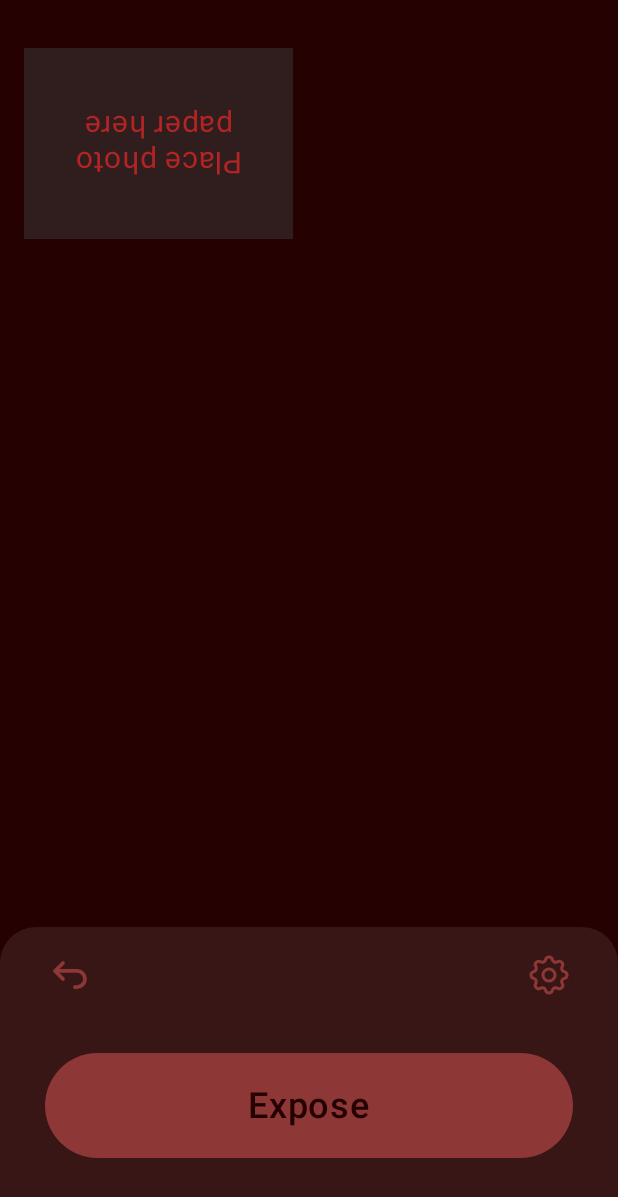
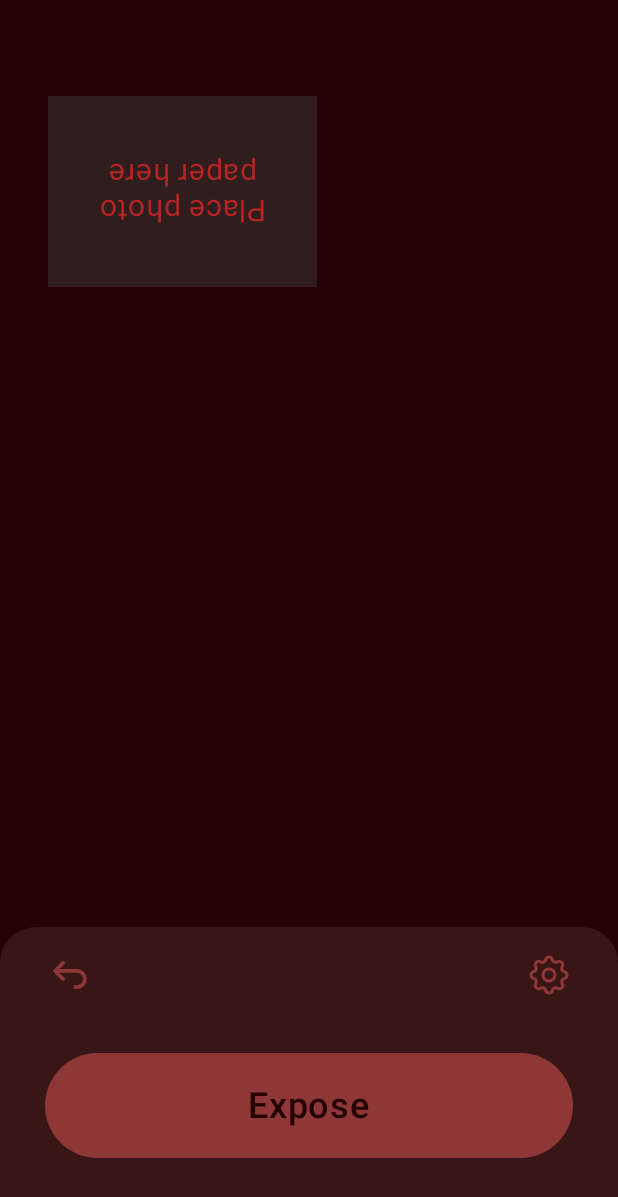
Before and after one commit to Jocey3/DOKA, an Android app built with Jetpack Compose: the ExposureScreen screen opened through its navigation route, on a phone screen of 412 x 824 dp. Shown: the top 1197 px of the screen. Run offline under Robolectric (Android 15) with nearby library versions, the phone set to English and light mode, and no system bars; our stand-ins replace Dagger/Hilt's generated code, constraintlayout-compose; network calls fail.

Commit message:
double margin top and sides, bottom increase size to middle of screen

```diff
--- a/app/src/main/java/com/dokaLocal/ui/screens/edit/EditScreen.kt
+++ b/app/src/main/java/com/dokaLocal/ui/screens/edit/EditScreen.kt
@@ -76,7 +76,7 @@ fun EditScreen(
                 top.linkTo(parent.top)
                 start.linkTo(parent.start)
                 end.linkTo(parent.end)
-                bottom.linkTo(bottomPanel.top)
+                bottom.linkTo(parent.bottom)
             })
 
         MainFrame(
@@ -89,8 +89,8 @@ fun EditScreen(
                     height = Dimension.fillToConstraints
                     width = Dimension.fillToConstraints
                 }
-                .padding(horizontal = 16.dp)
-                .padding(top = 32.dp),
+                .padding(horizontal = 32.dp)
+                .padding(top = 64.dp),
             sharedVM = sharedVM
         )
 
--- a/app/src/main/java/com/dokaLocal/ui/screens/exposure/ExposureScreen.kt
+++ b/app/src/main/java/com/dokaLocal/ui/screens/exposure/ExposureScreen.kt
@@ -71,7 +71,7 @@ fun ExposureScreen(
                 top.linkTo(parent.top)
                 start.linkTo(parent.start)
                 end.linkTo(parent.end)
-                bottom.linkTo(bottomPanel.top)
+                bottom.linkTo(parent.bottom)
             })
 
         MainFrame(
@@ -84,8 +84,9 @@ fun ExposureScreen(
                     height = Dimension.fillToConstraints
                     width = Dimension.fillToConstraints
                 }
-                .padding(horizontal = 16.dp)
-                .padding(top = 32.dp), sharedVM
+                .padding(horizontal = 32.dp)
+                .padding(top = 64.dp),
+            sharedVM
         )
 
         BottomPanel(
--- a/app/src/main/java/com/dokaLocal/ui/screens/settings/SettingsScreen.kt
+++ b/app/src/main/java/com/dokaLocal/ui/screens/settings/SettingsScreen.kt
@@ -68,7 +68,7 @@ fun SettingsScreen(
                 top.linkTo(parent.top)
                 start.linkTo(parent.start)
                 end.linkTo(parent.end)
-                bottom.linkTo(bottomPanel.top)
+                bottom.linkTo(parent.bottom)
             })
 
         MainFrame(
@@ -81,8 +81,8 @@ fun SettingsScreen(
                     height = Dimension.fillToConstraints
                     width = Dimension.fillToConstraints
                 }
-                .padding(horizontal = 16.dp)
-                .padding(top = 32.dp),
+                .padding(horizontal = 32.dp)
+                .padding(top = 64.dp),
             sharedVM = sharedVM
         )
 
--- a/app/src/main/java/com/dokaLocal/ui/screens/settings/contrast/ContrastScreen.kt
+++ b/app/src/main/java/com/dokaLocal/ui/screens/settings/contrast/ContrastScreen.kt
@@ -77,7 +77,7 @@ fun ContrastScreen(
                 top.linkTo(parent.top)
                 start.linkTo(parent.start)
                 end.linkTo(parent.end)
-                bottom.linkTo(bottomPanel.top)
+                bottom.linkTo(parent.bottom)
             })
 
         MainFrame(
@@ -90,8 +90,8 @@ fun ContrastScreen(
                     height = Dimension.fillToConstraints
                     width = Dimension.fillToConstraints
                 }
-                .padding(horizontal = 16.dp)
-                .padding(top = 32.dp),
+                .padding(horizontal = 32.dp)
+                .padding(top = 64.dp),
             sharedVM = sharedVM
         )
 
--- a/app/src/main/java/com/dokaLocal/ui/screens/settings/exposure_e/ExposureEScreen.kt
+++ b/app/src/main/java/com/dokaLocal/ui/screens/settings/exposure_e/ExposureEScreen.kt
@@ -75,7 +75,7 @@ fun ExposureEScreen(
                 top.linkTo(parent.top)
                 start.linkTo(parent.start)
                 end.linkTo(parent.end)
-                bottom.linkTo(bottomPanel.top)
+                bottom.linkTo(parent.bottom)
             })
 
         MainFrame(
@@ -88,8 +88,8 @@ fun ExposureEScreen(
                     height = Dimension.fillToConstraints
                     width = Dimension.fillToConstraints
                 }
-                .padding(horizontal = 16.dp)
-                .padding(top = 32.dp),
+                .padding(horizontal = 32.dp)
+                .padding(top = 64.dp),
             sharedVM = sharedVM
         )
 
--- a/app/src/main/java/com/dokaLocal/ui/screens/settings/exposure_timer/ExposureTimerSettingsScreen.kt
+++ b/app/src/main/java/com/dokaLocal/ui/screens/settings/exposure_timer/ExposureTimerSettingsScreen.kt
@@ -75,7 +75,7 @@ fun ExposureTimerSettingsScreen(
                 top.linkTo(parent.top)
                 start.linkTo(parent.start)
                 end.linkTo(parent.end)
-                bottom.linkTo(bottomPanel.top)
+                bottom.linkTo(parent.bottom)
             })
 
         MainFrame(
@@ -88,8 +88,8 @@ fun ExposureTimerSettingsScreen(
                     height = Dimension.fillToConstraints
                     width = Dimension.fillToConstraints
                 }
-                .padding(horizontal = 16.dp)
-                .padding(top = 32.dp),
+                .padding(horizontal = 32.dp)
+                .padding(top = 64.dp),
             sharedVM = sharedVM
         )
 
--- a/app/src/main/java/com/dokaLocal/ui/screens/settings/saturation/SaturationScreen.kt
+++ b/app/src/main/java/com/dokaLocal/ui/screens/settings/saturation/SaturationScreen.kt
@@ -74,7 +74,7 @@ fun SaturationScreen(
                 top.linkTo(parent.top)
                 start.linkTo(parent.start)
                 end.linkTo(parent.end)
-                bottom.linkTo(bottomPanel.top)
+                bottom.linkTo(parent.bottom)
             })
 
         MainFrame(
@@ -87,8 +87,8 @@ fun SaturationScreen(
                     height = Dimension.fillToConstraints
                     width = Dimension.fillToConstraints
                 }
-                .padding(horizontal = 16.dp)
-                .padding(top = 32.dp),
+                .padding(horizontal = 32.dp)
+                .padding(top = 64.dp),
             sharedVM = sharedVM
         )
 
--- a/app/src/main/java/com/dokaLocal/ui/screens/settings/tint/TintScreen.kt
+++ b/app/src/main/java/com/dokaLocal/ui/screens/settings/tint/TintScreen.kt
@@ -75,7 +75,7 @@ fun TintScreen(
                 top.linkTo(parent.top)
                 start.linkTo(parent.start)
                 end.linkTo(parent.end)
-                bottom.linkTo(bottomPanel.top)
+                bottom.linkTo(parent.bottom)
             })
 
         MainFrame(
@@ -88,8 +88,8 @@ fun TintScreen(
                     height = Dimension.fillToConstraints
                     width = Dimension.fillToConstraints
                 }
-                .padding(horizontal = 16.dp)
-                .padding(top = 32.dp),
+                .padding(horizontal = 32.dp)
+                .padding(top = 64.dp),
             sharedVM = sharedVM
         )
 
--- a/app/src/main/java/com/dokaLocal/ui/screens/timer_exposure/TimerExposureScreen.kt
+++ b/app/src/main/java/com/dokaLocal/ui/screens/timer_exposure/TimerExposureScreen.kt
@@ -95,7 +95,7 @@ fun TimerExposureScreen(
                 top.linkTo(parent.top)
                 start.linkTo(parent.start)
                 end.linkTo(parent.end)
-                bottom.linkTo(bottomPanel.top)
+                bottom.linkTo(parent.bottom)
             })
 
         MainFrame(
@@ -108,8 +108,8 @@ fun TimerExposureScreen(
                     height = Dimension.fillToConstraints
                     width = Dimension.fillToConstraints
                 }
-                .padding(horizontal = 16.dp)
-                .padding(top = 32.dp),
+                .padding(horizontal = 32.dp)
+                .padding(top = 64.dp),
             sharedVM = sharedVM
         )
 
```
